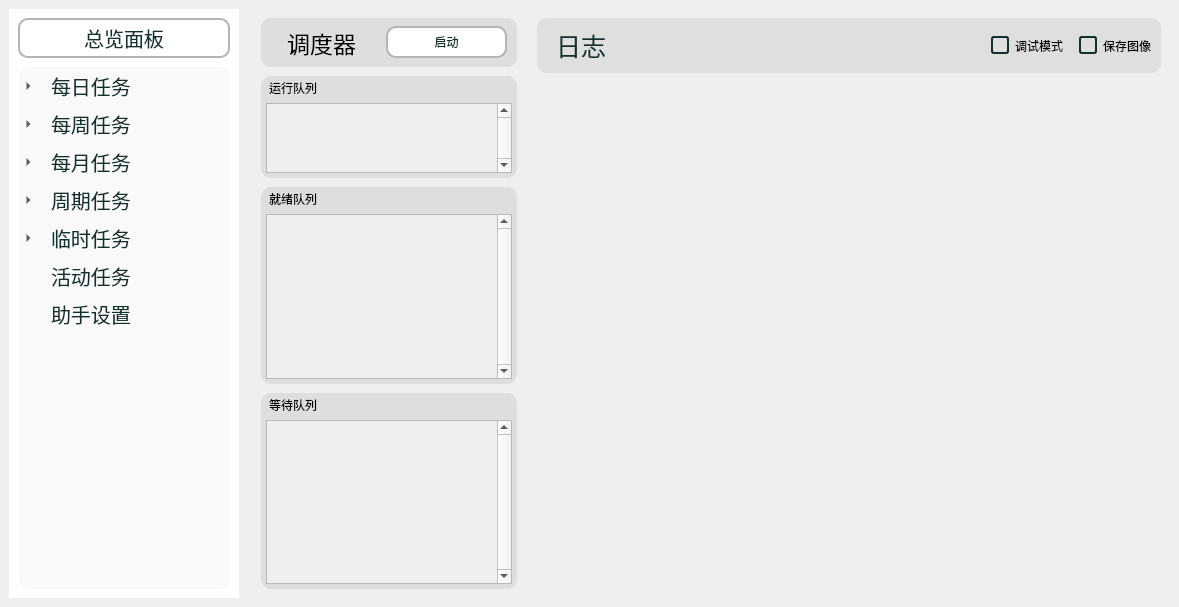
Qt form ui/DailyQuestsHelper.ui (XBJF-X/Xuan-s-UltilityAutoNaruto) before a commit.
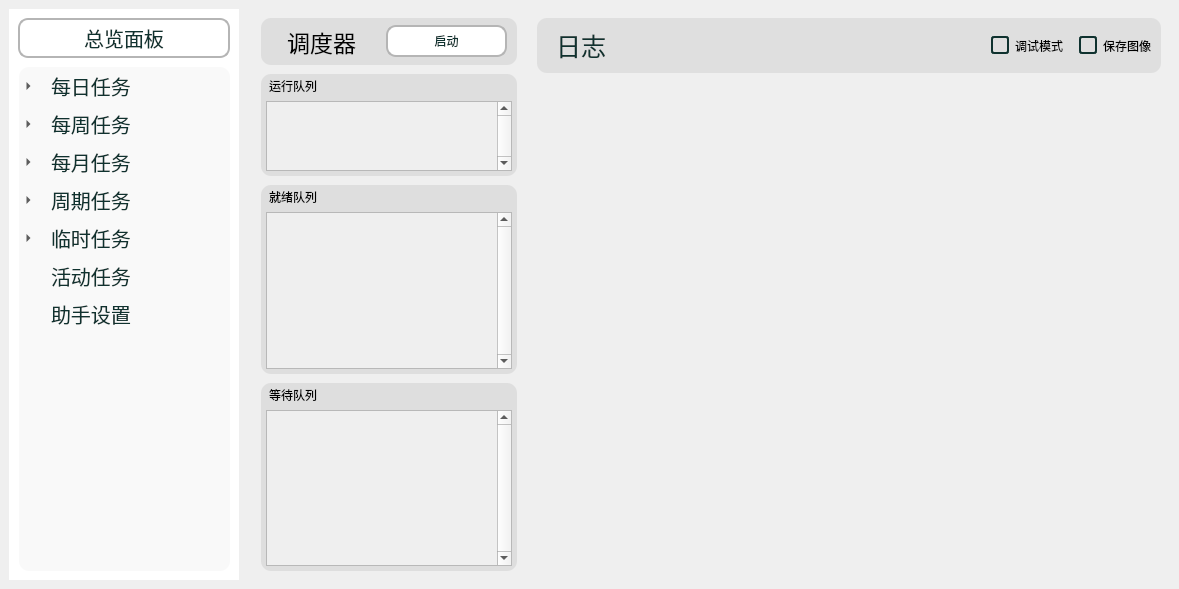
The same form after that commit. The open tabs and pages were chosen to show the change.

The edit to the form file:
```diff
--- a/ui/DailyQuestsHelper.ui
+++ b/ui/DailyQuestsHelper.ui
@@ -7,7 +7,7 @@
     <x>0</x>
     <y>0</y>
     <width>1179</width>
-    <height>607</height>
+    <height>589</height>
    </rect>
   </property>
   <property name="font">
@@ -1457,7 +1457,7 @@
                       <x>0</x>
                       <y>0</y>
                       <width>230</width>
-                      <height>150</height>
+                      <height>142</height>
                      </rect>
                     </property>
                    </widget>
@@ -1691,7 +1691,7 @@
                       <x>0</x>
                       <y>0</y>
                       <width>230</width>
-                      <height>150</height>
+                      <height>142</height>
                      </rect>
                     </property>
                    </widget>
```
Left out of the diff: 128 changed lines with no effect on the pictures.
